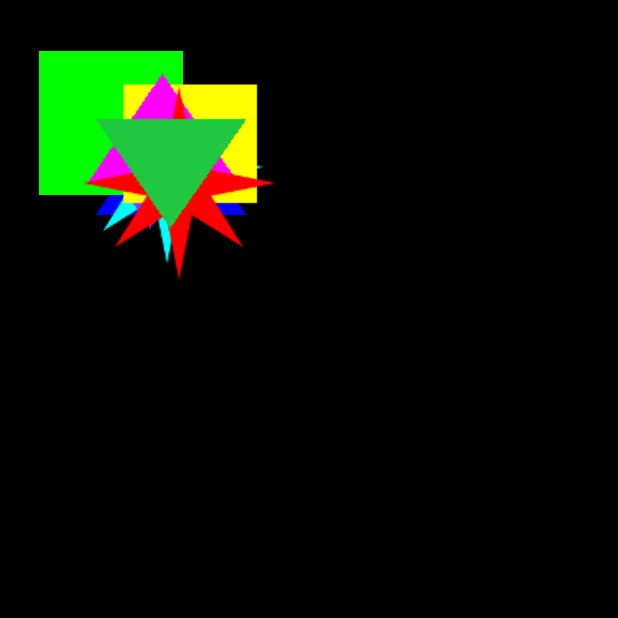
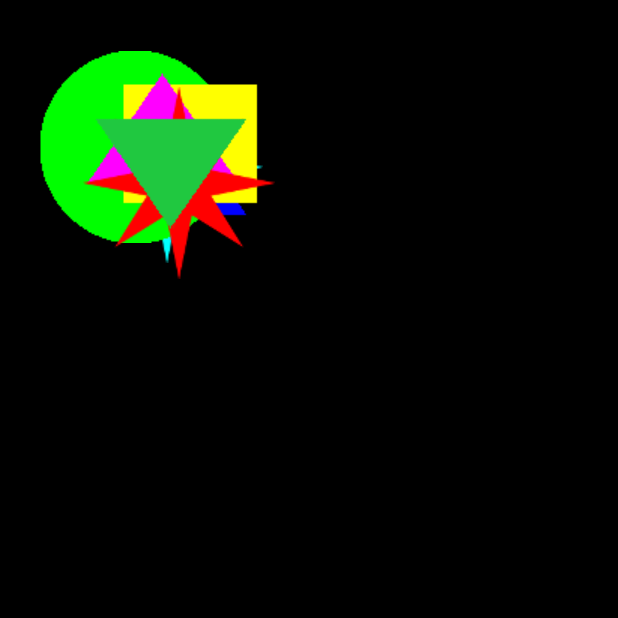
Before and after one commit to twburger/PopPop, an Android app: the screen it shows after launch (MainActivity), on a phone screen of 412 x 824 dp, the top half of it. Run offline under Robolectric (Android 15) with nearby library versions, the phone set to English and light mode, and no system bars; libraries missing offline, so code that uses them is left out: .

Commit message:
Added missing files
Some of the original graphics were not saved to the repository.

```diff
--- a/app/src/main/java/com/twburger/me/poppoppop/DisplayObject.java
+++ b/app/src/main/java/com/twburger/me/poppoppop/DisplayObject.java
@@ -83,7 +83,7 @@ class DisplayObject {
             shape_list.add(1, (BitmapDrawable) context.getResources().getDrawable(R.drawable.starblue128px));
             shape_list.add(2, (BitmapDrawable) context.getResources().getDrawable(R.drawable.invertedtrianglewhite128px));
             //shape_list.add(3, (BitmapDrawable) context.getResources().getDrawable(R.drawable.yellowball128px));
-            shape_list.add(3, (BitmapDrawable) context.getResources().getDrawable(R.drawable.offsetsmallmidblueball128px));
+            shape_list.add(3, (BitmapDrawable) context.getResources().getDrawable(R.drawable.midblueball128px)); //offsetsmallmidblueball128px));
             shape_list.add(4, (BitmapDrawable) context.getResources().getDrawable(R.drawable.squarewhite128px));
 
             colorAssignmentIncrementer = 0;
--- a/app/src/main/java/com/twburger/me/poppoppop/MainActivity.java
+++ b/app/src/main/java/com/twburger/me/poppoppop/MainActivity.java
@@ -115,8 +115,8 @@ public class MainActivity extends Activity {
         this.soundIdBoyp = this.soundPool.load(this, R.raw.boyp2, 1);
         this.soundIdBounce = this.soundPool.load(this, R.raw.bounce, 1);
         this.soundIdSwipe = this.soundPool.load(this, R.raw.swipe, 1);
-        this.soundIdJump = this.soundPool.load(this, R.raw.jumpshort, 1);
-        soundIdCollide = soundPool.load(this, R.raw.popshort, 1);
+        this.soundIdJump = this.soundPool.load(this, R.raw.jump, 1);
+        soundIdCollide = soundPool.load(this, R.raw.pop, 1);
 
         // --------------------------------------- Objects to display
         Context mContext = getApplicationContext();
--- a/build.gradle
+++ b/build.gradle
@@ -7,7 +7,7 @@ buildscript {
         jcenter()
     }
     dependencies {
-        classpath 'com.android.tools.build:gradle:3.0.1'
+        classpath 'com.android.tools.build:gradle:4.1.1'
 
 
         // NOTE: Do not place your application dependencies here; they belong
```
Also changed, not shown: app/src/main/res/drawable/pop.png (added), gradle/wrapper/gradle-wrapper.properties.
